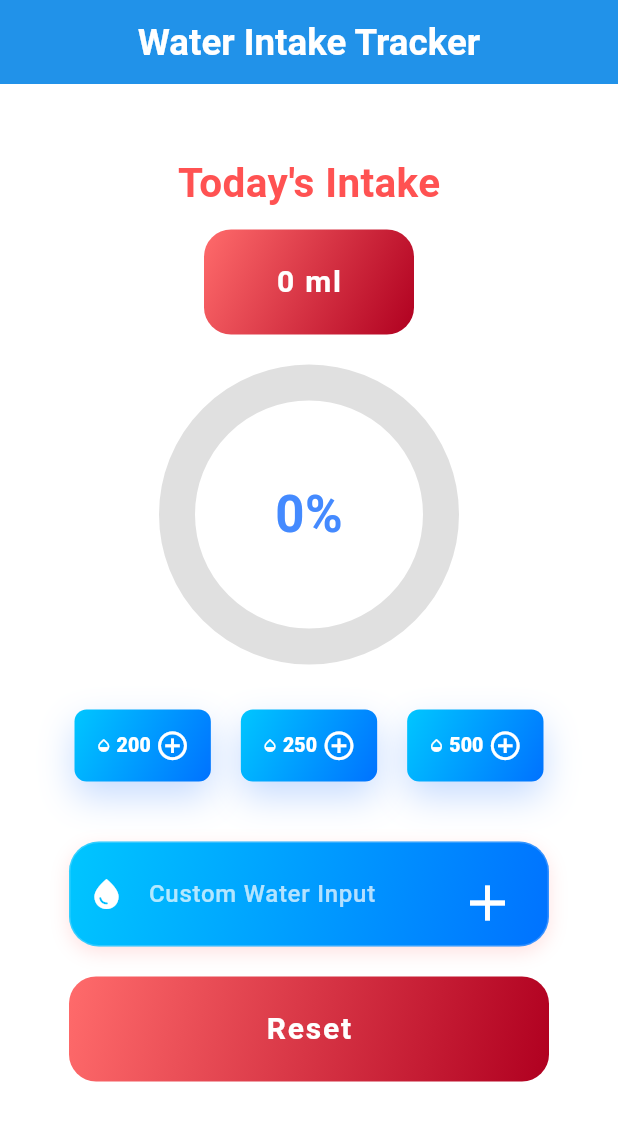
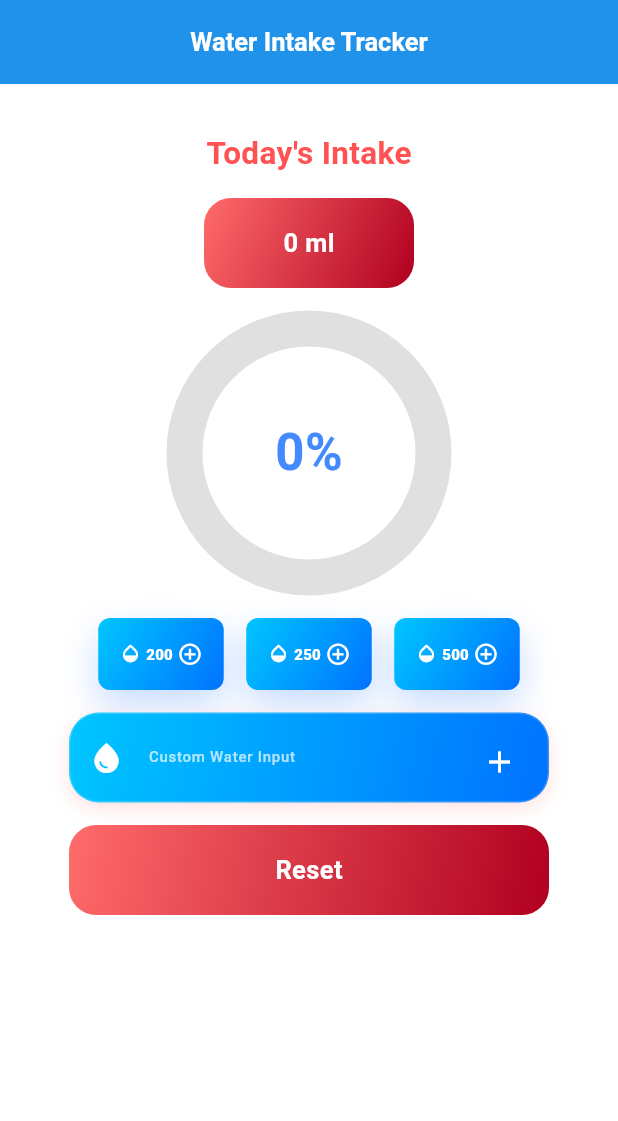
Before and after one commit to fahim0huq/daily_water_tracker, a Flutter app: the screen it shows after launch, on a phone screen of 412 x 824 dp. Shown: the top 1121 px of the screen. Run offline on Flutter 3.47's test engine with Material 3 defaults, Android fonts, the phone set to English and light mode, and no system bars.

Commit message:
updated the ui

```diff
--- a/lib/homepage.dart
+++ b/lib/homepage.dart
@@ -39,7 +39,7 @@ class _HomepageState extends State<Homepage> {
           style: TextStyle(
             color: Colors.white,
             fontWeight: FontWeight.w700,
-            fontSize: 24.5,
+            fontSize: 17,
           ),
         ),
       ),
@@ -49,19 +49,19 @@ class _HomepageState extends State<Homepage> {
           child: Column(
             crossAxisAlignment: CrossAxisAlignment.center,
             children: [
-              const SizedBox(height: 30),
+              const SizedBox(height:15),
               const Text(
                 "Today's Intake",
                 style: TextStyle(
-                  fontSize: 27,
+                  fontSize: 21,
                   fontWeight: FontWeight.bold,
                   color: Colors.redAccent,
                 ),
               ),
-              const SizedBox(height: 12),
+              const SizedBox(height: 15),
               Container(
                 padding: const EdgeInsets.all(12),
-                height: 70,
+                height: 60,
                 width: 140,
                 decoration: BoxDecoration(
                   gradient: LinearGradient(
@@ -86,19 +86,19 @@ class _HomepageState extends State<Homepage> {
                     style: TextStyle(
                       color: Colors.white,
                       fontWeight: FontWeight.bold,
-                      fontSize: 20,
-                      letterSpacing: 1.2,
+                      fontSize: 17,
+                      //letterSpacing: 1.2,
                     ),
                   ),
                 ),
               ),
-              const SizedBox(height: 40),
+              const SizedBox(height: 35),
               Stack(
                 alignment: Alignment.center,
                 children: [
                   SizedBox(
-                    height: 160,
-                    width: 160,
+                    height: 150,
+                    width: 150,
                     child: GradientCircularProgress(progress: progress,),
                   ),
                    Text(
@@ -111,10 +111,10 @@ class _HomepageState extends State<Homepage> {
                   ),
                 ],
               ),
-              const SizedBox(height: 50),
+              const SizedBox(height: 35),
               Wrap(
-                spacing: 20,
-                runSpacing: 20,
+                spacing: 15,
+                runSpacing: 10,
                 alignment: WrapAlignment.center,
                 children: [
                   WaterBtn(amount: 200, onClick: ()=>addWater(200),),
@@ -123,9 +123,9 @@ class _HomepageState extends State<Homepage> {
 
                 ],
               ),
-              SizedBox(height: 40,),
+              SizedBox(height: 15,),
               Container(
-                height: 70,
+                height: 60,
                 width: 320,
                 padding: const EdgeInsets.all(12),
                 decoration: BoxDecoration(
@@ -154,7 +154,7 @@ class _HomepageState extends State<Homepage> {
                     style: const TextStyle(
                       color: Colors.white,
                       fontWeight: FontWeight.bold,
-                      fontSize: 17,
+                      fontSize: 11,
                     ),
                     cursorColor: Colors.white,
                     decoration: InputDecoration(
@@ -163,11 +163,12 @@ class _HomepageState extends State<Homepage> {
                       labelStyle: const TextStyle(
                         color: Colors.white70,
                         fontWeight: FontWeight.w500,
-                        fontSize: 16,
+                        fontSize: 10,
                       ),
                       icon: const Icon(Icons.water_drop, color: Colors.white),
                       suffixIcon: IconButton(
-                        icon: const Icon(Icons.add, size: 40, color: Colors.white),
+                        alignment: Alignment.centerRight,
+                        icon: const Icon(Icons.add, color: Colors.white),
                         onPressed: () {
                           final input = int.tryParse(waterController.text);
                           addWater(input!);
@@ -180,7 +181,7 @@ class _HomepageState extends State<Homepage> {
                 ),
               ),
 
-              SizedBox(height: 20,),
+              SizedBox(height: 15,),
 
               Material(
                 color: Colors.transparent,
@@ -191,7 +192,7 @@ class _HomepageState extends State<Homepage> {
                   },
                 child: Container(
                   padding: const EdgeInsets.all(12),
-                  height: 70,
+                  height: 60,
                   width: 320,
                   decoration: BoxDecoration(
                     gradient: LinearGradient(
@@ -214,8 +215,8 @@ class _HomepageState extends State<Homepage> {
                       style: TextStyle(
                         color: Colors.white,
                         fontWeight: FontWeight.bold,
-                        fontSize: 20,
-                        letterSpacing: 1.2,
+                        fontSize: 17,
+                        //letterSpacing: 1.2,
                       ),
                     ),
                   ),
--- a/lib/widgets/addwaterBtn.dart
+++ b/lib/widgets/addwaterBtn.dart
@@ -37,18 +37,18 @@ class WaterBtn extends StatelessWidget {
         child: Row(
           mainAxisSize: MainAxisSize.min,
           children: [
-            Icon(Icons.opacity_rounded, size: 11, color: Colors.white),
+            Icon(Icons.opacity_rounded, size: 15, color: Colors.white),
             const SizedBox(width: 3),
             Text(
               "${amount}",
               style: TextStyle(
-                fontSize: 13,
+                fontSize: 10,
                 fontWeight: FontWeight.w900,
                 color: Colors.white,
               ),
             ),
             const SizedBox(width: 3),
-            Icon(icon ?? Icons.add_circle_outline, size: 23, color: Colors.white),
+            Icon(icon ?? Icons.add_circle_outline, size: 17, color: Colors.white),
           ],
         ),
       ),
```
